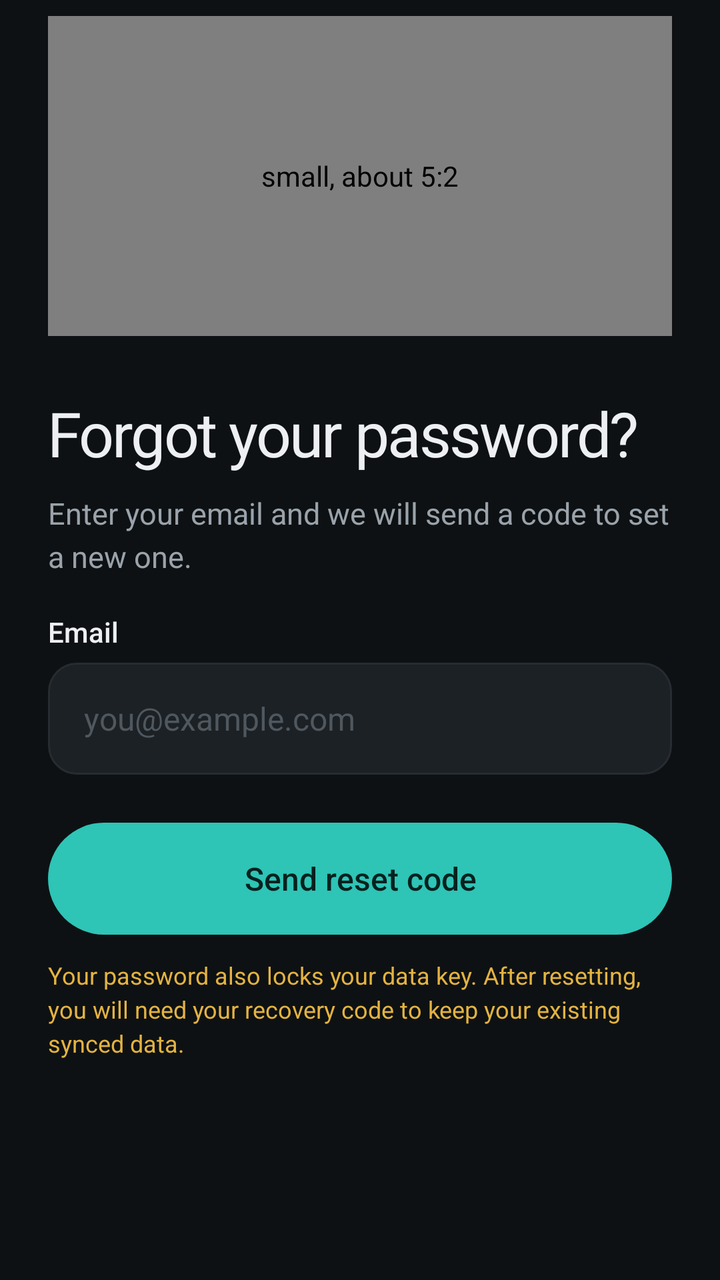
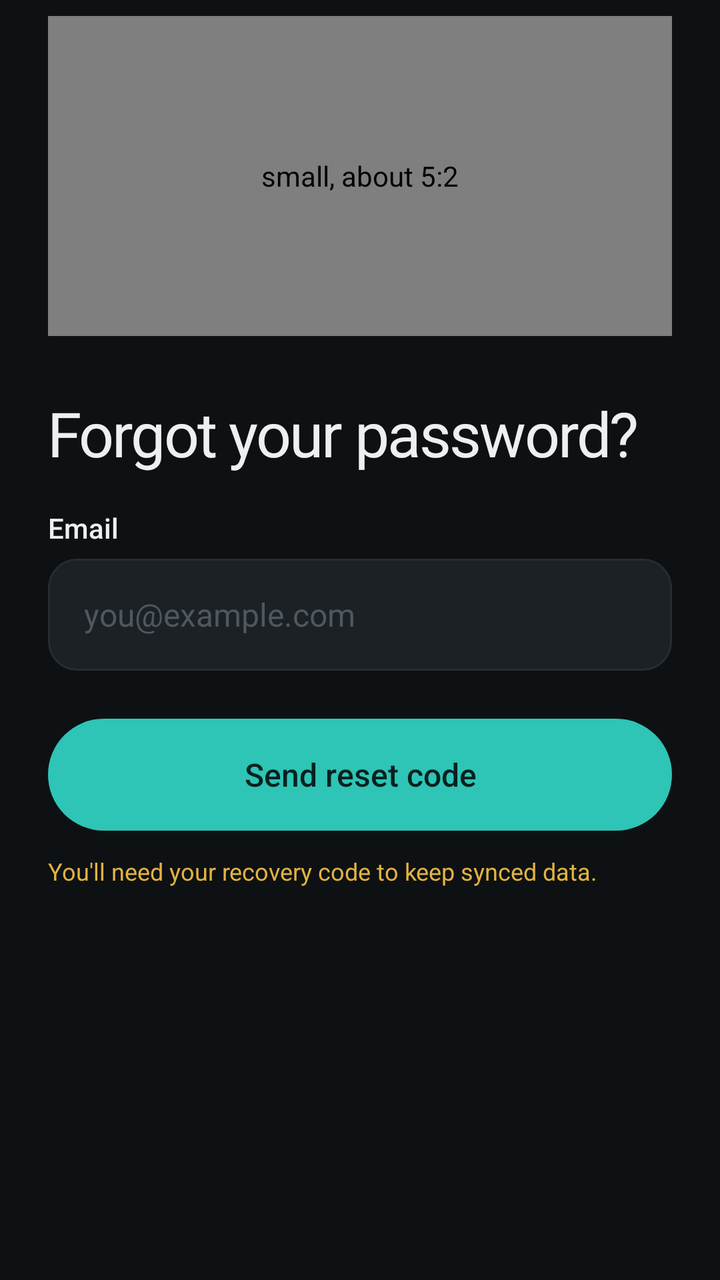

The first picture is an Android layout as it rendered before a commit; the second is the same layout after the commit. The layout source and the unified diff follow.
<!-- AndroidManifest.xml: application theme Theme.Planj -->
<!-- res/layout/screen_forgot.xml -->
<?xml version="1.0" encoding="utf-8"?>
<LinearLayout xmlns:android="http://schemas.android.com/apk/res/android"
    android:layout_width="match_parent"
    android:layout_height="wrap_content"
    android:orientation="vertical"
    android:paddingHorizontal="24dp"
    android:paddingTop="8dp"
    android:paddingBottom="32dp">

        <com.planj.phone.Illustration
            style="@style/Auth.Illustration"
            android:layout_height="160dp"
            android:contentDescription="small, about 5:2"
            android:tag="forgot" />

        <TextView style="@style/Auth.Title" android:text="Forgot your password?" />
        <TextView android:id="@+id/blurb" style="@style/Auth.Blurb" android:text="Enter your email and we will send a code to set a new one." />
        <TextView android:id="@+id/error" style="@style/Auth.Error" />
        <TextView style="@style/Auth.Label" android:text="Email" />
        <EditText
            android:id="@+id/email"
                style="@style/Auth.Field"
            android:layout_marginTop="6dp"
            android:hint="you@example.com"
            android:imeOptions="actionDone"
            android:inputType="textEmailAddress" />
        <TextView android:id="@+id/email_hint" style="@style/Auth.Hint" />
        <FrameLayout
            android:layout_width="match_parent"
            android:layout_height="wrap_content">
            <Button android:id="@+id/btn_submit" style="@style/Auth.Primary" android:text="Send reset code" />
            <ProgressBar android:id="@+id/progress" android:layout_width="22dp" android:layout_height="22dp" android:layout_gravity="center" android:layout_marginTop="20dp" android:indeterminateTint="@color/on_accent" android:visibility="gone" />
        </FrameLayout>
        <TextView android:layout_width="match_parent" android:layout_height="wrap_content" android:layout_marginTop="12dp" android:lineSpacingExtra="3dp" android:text="Your password also locks your data key. After resetting, you will need your recovery code to keep your existing synced data." android:textColor="@color/warn" android:textSize="12sp" />
</LinearLayout>
<!-- resources referenced by this layout -->
<resources>
  <color name="on_accent">#06211E</color>
  <color name="warn">#E3B341</color>
  <style name="Auth.Blurb" parent="Body">
          <item name="android:layout_marginTop">10dp</item>
      </style>
  <style name="Auth.Error" parent="">
          <item name="android:layout_width">match_parent</item>
          <item name="android:layout_height">wrap_content</item>
          <item name="android:layout_marginTop">16dp</item>
          <item name="android:background">@drawable/field_bg_error</item>
          <item name="android:paddingHorizontal">16dp</item>
          <item name="android:paddingVertical">12dp</item>
          <item name="android:textColor">@color/bad</item>
          <item name="android:textSize">14sp</item>
          <item name="android:visibility">gone</item>
      </style>
  <style name="Auth.Hint" parent="">
          <item name="android:layout_width">match_parent</item>
          <item name="android:layout_height">wrap_content</item>
          <item name="android:layout_marginTop">6dp</item>
          <item name="android:paddingHorizontal">4dp</item>
          <item name="android:textColor">@color/bad</item>
          <item name="android:textSize">13sp</item>
          <item name="android:visibility">gone</item>
      </style>
  <style name="Auth.Illustration" parent="">
          <item name="android:layout_width">match_parent</item>
          <item name="android:layout_height">200dp</item>
          <item name="android:layout_marginBottom">24dp</item>
      </style>
  <style name="Auth.Label" parent="">
          <item name="android:layout_width">wrap_content</item>
          <item name="android:layout_height">wrap_content</item>
          <item name="android:layout_marginTop">18dp</item>
          <item name="android:fontFamily">sans-serif-medium</item>
          <item name="android:textColor">@color/text</item>
          <item name="android:textSize">14sp</item>
      </style>
  <style name="Auth.Primary" parent="Pill.Primary">
          <item name="android:layout_marginTop">24dp</item>
      </style>
  <style name="Auth.Title" parent="Display.L">
          <item name="android:layout_marginTop">8dp</item>
      </style>
  <style name="Body" parent="">
          <item name="android:layout_width">match_parent</item>
          <item name="android:layout_height">wrap_content</item>
          <item name="android:lineSpacingExtra">4dp</item>
          <item name="android:textColor">@color/muted</item>
          <item name="android:textSize">15sp</item>
      </style>
  <!-- drawable field_bg_error (drawable) -->
  <?xml version="1.0" encoding="utf-8"?>
  <shape xmlns:android="http://schemas.android.com/apk/res/android" android:shape="rectangle">
      <solid android:color="@color/surface_alt" />
      <corners android:radius="14dp" />
      <stroke android:width="1.5dp" android:color="@color/bad" />
  </shape>
  <color name="bad">#E5616B</color>
  <color name="text">#EDEFF2</color>
  <color name="idle">#4F585F</color>
  <style name="Pill.Primary">
          <item name="android:background">@drawable/btn_primary</item>
          <item name="android:textColor">@color/on_accent</item>
      </style>
  <style name="Display.L">
          <item name="android:textSize">31sp</item>
      </style>
  <color name="bg">#0E1113</color>
  <color name="accent">#2EC4B6</color>
  <color name="muted">#9AA3AB</color>
  <style name="PageTransitions" parent="@android:style/Animation.Activity">
          <item name="android:activityOpenEnterAnimation">@anim/slide_in_right</item>
          <item name="android:activityOpenExitAnimation">@anim/slide_out_left</item>
          <item name="android:activityCloseEnterAnimation">@anim/slide_in_left</item>
          <item name="android:activityCloseExitAnimation">@anim/slide_out_right</item>
      </style>
  <color name="surface_alt">#1C2125</color>
  <color name="border">#262C31</color>
  <color name="ripple">#22FFFFFF</color>
  <color name="accent_dim">#1F5F5A</color>
  <!-- unchanged entries left out for length: 6 -->
</resources>

<!-- the commit's change to res/layout/screen_forgot.xml (unified diff, before → after) -->
@@ -14,7 +14,7 @@
             android:tag="forgot" />
 
         <TextView style="@style/Auth.Title" android:text="Forgot your password?" />
-        <TextView android:id="@+id/blurb" style="@style/Auth.Blurb" android:text="Enter your email and we will send a code to set a new one." />
+        <TextView android:id="@+id/blurb" style="@style/Auth.Blurb" android:visibility="gone" />
         <TextView android:id="@+id/error" style="@style/Auth.Error" />
         <TextView style="@style/Auth.Label" android:text="Email" />
         <EditText
@@ -31,5 +31,5 @@
             <Button android:id="@+id/btn_submit" style="@style/Auth.Primary" android:text="Send reset code" />
             <ProgressBar android:id="@+id/progress" android:layout_width="22dp" android:layout_height="22dp" android:layout_gravity="center" android:layout_marginTop="20dp" android:indeterminateTint="@color/on_accent" android:visibility="gone" />
         </FrameLayout>
-        <TextView android:layout_width="match_parent" android:layout_height="wrap_content" android:layout_marginTop="12dp" android:lineSpacingExtra="3dp" android:text="Your password also locks your data key. After resetting, you will need your recovery code to keep your existing synced data." android:textColor="@color/warn" android:textSize="12sp" />
+        <TextView android:layout_width="match_parent" android:layout_height="wrap_content" android:layout_marginTop="12dp" android:lineSpacingExtra="3dp" android:text="You'll need your recovery code to keep synced data." android:textColor="@color/warn" android:textSize="12sp" />
 </LinearLayout>
